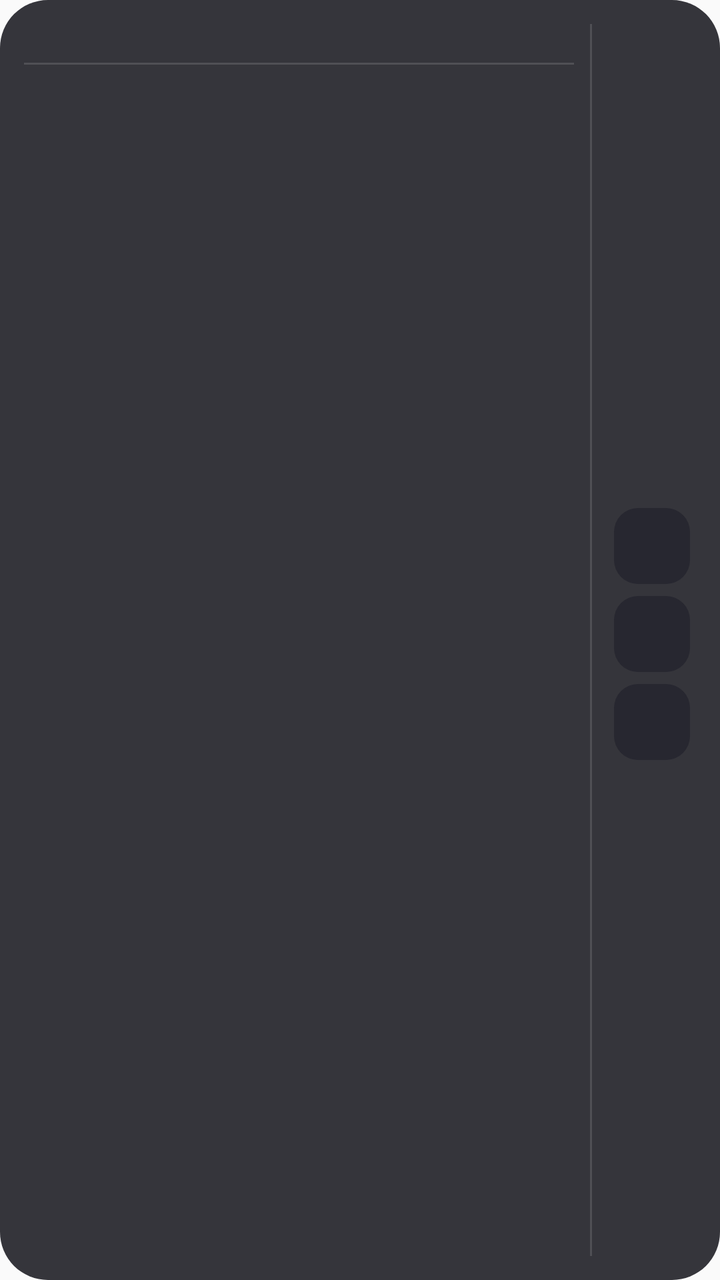
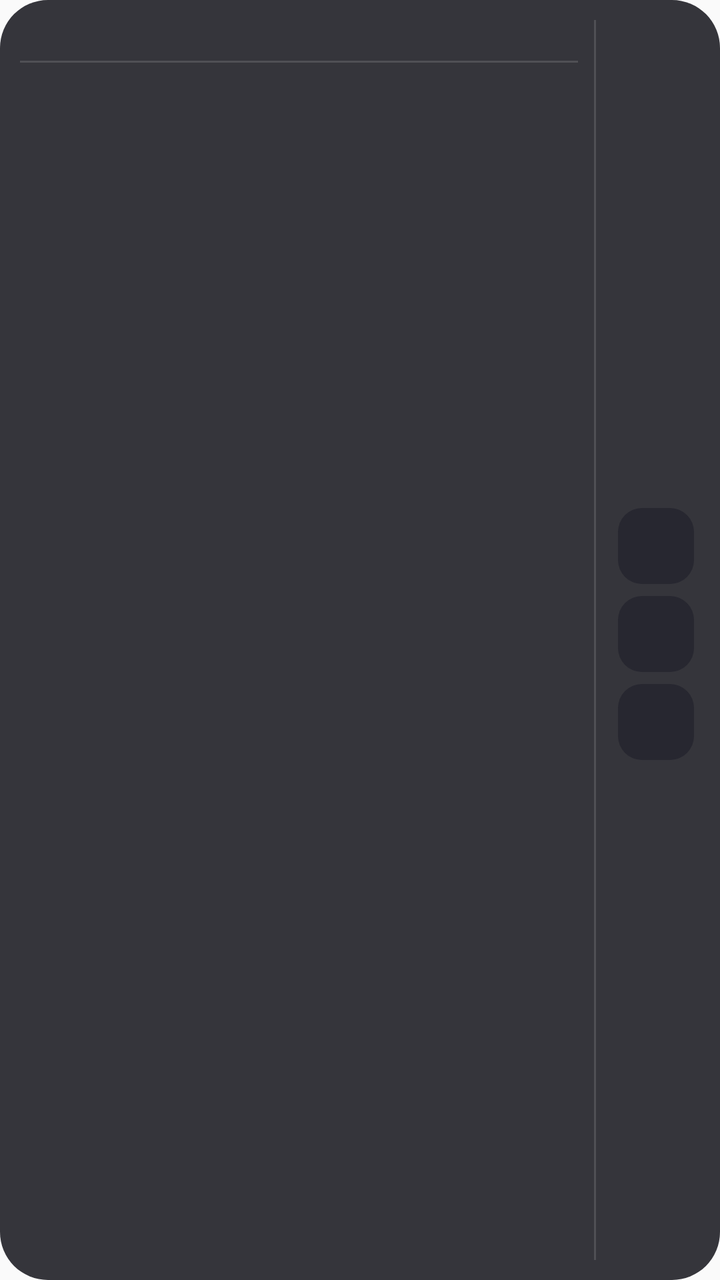

Two renders of the same Android screen: before a commit and after it. Below are the layout's source before the change and the commit's diff.
<!-- AndroidManifest.xml: application theme android:Theme.Material.Light.NoActionBar -->
<!-- res/layout/widget_category_dock.xml -->
<?xml version="1.0" encoding="utf-8"?>
<LinearLayout xmlns:android="http://schemas.android.com/apk/res/android"
    android:layout_width="match_parent"
    android:layout_height="match_parent"
    android:background="@drawable/widget_background"
    android:orientation="horizontal"
    android:padding="12dp">

    
    <LinearLayout
        android:layout_width="0dp"
        android:layout_height="match_parent"
        android:layout_weight="1"
        android:orientation="vertical">

        
        <TextView
            android:id="@+id/widget_category_title"
            android:layout_width="match_parent"
            android:layout_height="wrap_content"
            android:ellipsize="end"
            android:maxLines="1"
            android:paddingStart="4dp"
            android:paddingEnd="4dp"
            android:paddingBottom="3dp"
            android:textColor="#E2E8F0"
            android:textSize="12sp"
            android:textStyle="bold" />

        
        <ImageView
            android:id="@+id/category_title_divider"
            android:layout_width="match_parent"
            android:layout_height="1dp"
            android:layout_marginBottom="4dp"
            android:background="#22FFFFFF" />

        
        <LinearLayout
            android:layout_width="match_parent"
            android:layout_height="0dp"
            android:layout_weight="1"
            android:gravity="center_vertical"
            android:orientation="horizontal">

            <ImageView
                android:id="@+id/app_icon_0"
                android:layout_width="0dp"
                android:layout_height="match_parent"
                android:layout_weight="1"
                android:padding="6dp"
                android:scaleType="fitCenter" />

            <ImageView
                android:id="@+id/app_icon_1"
                android:layout_width="0dp"
                android:layout_height="match_parent"
                android:layout_weight="1"
                android:padding="6dp"
                android:scaleType="fitCenter" />

            <ImageView
                android:id="@+id/app_icon_2"
                android:layout_width="0dp"
                android:layout_height="match_parent"
                android:layout_weight="1"
                android:padding="6dp"
                android:scaleType="fitCenter" />

            <ImageView
                android:id="@+id/app_icon_3"
                android:layout_width="0dp"
                android:layout_height="match_parent"
                android:layout_weight="1"
                android:padding="6dp"
                android:scaleType="fitCenter" />
        </LinearLayout>

        
        <LinearLayout
            android:layout_width="match_parent"
            android:layout_height="0dp"
            android:layout_weight="1"
            android:gravity="center_vertical"
            android:orientation="horizontal">

            <ImageView
                android:id="@+id/app_icon_4"
                android:layout_width="0dp"
                android:layout_height="match_parent"
                android:layout_weight="1"
                android:padding="6dp"
                android:scaleType="fitCenter" />

            <ImageView
                android:id="@+id/app_icon_5"
                android:layout_width="0dp"
                android:layout_height="match_parent"
                android:layout_weight="1"
                android:padding="6dp"
                android:scaleType="fitCenter" />

            <ImageView
                android:id="@+id/app_icon_6"
                android:layout_width="0dp"
                android:layout_height="match_parent"
                android:layout_weight="1"
                android:padding="6dp"
                android:scaleType="fitCenter" />

            <ImageView
                android:id="@+id/app_icon_7"
                android:layout_width="0dp"
                android:layout_height="match_parent"
                android:layout_weight="1"
                android:padding="6dp"
                android:scaleType="fitCenter" />
        </LinearLayout>
    </LinearLayout>

    
    <ImageView
        android:layout_width="1dp"
        android:layout_height="match_parent"
        android:layout_marginStart="8dp"
        android:layout_marginEnd="8dp"
        android:background="#22FFFFFF" />

    
    <LinearLayout
        android:layout_width="44dp"
        android:layout_height="match_parent"
        android:gravity="center"
        android:orientation="vertical">

        <FrameLayout
            android:id="@+id/cat_container_0"
            android:layout_width="38dp"
            android:layout_height="38dp"
            android:layout_marginBottom="6dp">

            <ImageView
                android:id="@+id/cat_bg_0"
                android:layout_width="match_parent"
                android:layout_height="match_parent"
                android:src="@drawable/pill_inactive" />

            <TextView
                android:id="@+id/cat_text_0"
                android:layout_width="match_parent"
                android:layout_height="match_parent"
                android:gravity="center"
                android:textColor="#FFFFFF"
                android:textSize="13sp"
                android:textStyle="bold" />
        </FrameLayout>

        <FrameLayout
            android:id="@+id/cat_container_1"
            android:layout_width="38dp"
            android:layout_height="38dp"
            android:layout_marginBottom="6dp">

            <ImageView
                android:id="@+id/cat_bg_1"
                android:layout_width="match_parent"
                android:layout_height="match_parent"
                android:src="@drawable/pill_inactive" />

            <TextView
                android:id="@+id/cat_text_1"
                android:layout_width="match_parent"
                android:layout_height="match_parent"
                android:gravity="center"
                android:textColor="#FFFFFF"
                android:textSize="13sp"
                android:textStyle="bold" />
        </FrameLayout>

        <FrameLayout
            android:id="@+id/cat_container_2"
            android:layout_width="38dp"
            android:layout_height="38dp"
            android:layout_marginBottom="6dp">

            <ImageView
                android:id="@+id/cat_bg_2"
                android:layout_width="match_parent"
                android:layout_height="match_parent"
                android:src="@drawable/pill_inactive" />

            <TextView
                android:id="@+id/cat_text_2"
                android:layout_width="match_parent"
                android:layout_height="match_parent"
                android:gravity="center"
                android:textColor="#FFFFFF"
                android:textSize="13sp"
                android:textStyle="bold" />
        </FrameLayout>

        <FrameLayout
            android:id="@+id/cat_container_3"
            android:layout_width="38dp"
            android:layout_height="38dp"
            android:visibility="gone">

            <ImageView
                android:id="@+id/cat_bg_3"
                android:layout_width="match_parent"
                android:layout_height="match_parent"
                android:src="@drawable/pill_inactive" />

            <TextView
                android:id="@+id/cat_text_3"
                android:layout_width="match_parent"
                android:layout_height="match_parent"
                android:gravity="center"
                android:textColor="#FFFFFF"
                android:textSize="13sp"
                android:textStyle="bold" />
        </FrameLayout>
    </LinearLayout>
</LinearLayout>
<!-- resources referenced by this layout -->
<resources>
  <!-- drawable pill_inactive (drawable) -->
  <?xml version="1.0" encoding="utf-8"?>
  <shape xmlns:android="http://schemas.android.com/apk/res/android"
      android:shape="rectangle">
      <solid android:color="#FF272730" />
      <corners android:radius="12dp" />
  </shape>
  <!-- drawable widget_background (drawable) -->
  <?xml version="1.0" encoding="utf-8"?>
  <shape xmlns:android="http://schemas.android.com/apk/res/android"
      android:shape="rectangle">
      <solid android:color="#DD18181F" />
      <corners android:radius="24dp" />
  </shape>
</resources>

<!-- the commit's change to res/layout/widget_category_dock.xml (unified diff, before → after) -->
@@ -4,7 +4,7 @@
     android:layout_height="match_parent"
     android:background="@drawable/widget_background"
     android:orientation="horizontal"
-    android:padding="12dp">
+    android:padding="10dp">
 
     
     <LinearLayout
@@ -13,7 +13,6 @@
         android:layout_weight="1"
         android:orientation="vertical">
 
-        
         <TextView
             android:id="@+id/widget_category_title"
             android:layout_width="match_parent"
@@ -22,12 +21,11 @@
             android:maxLines="1"
             android:paddingStart="4dp"
             android:paddingEnd="4dp"
-            android:paddingBottom="3dp"
+            android:paddingBottom="4dp"
             android:textColor="#E2E8F0"
             android:textSize="12sp"
             android:textStyle="bold" />
 
-        
         <ImageView
             android:id="@+id/category_title_divider"
             android:layout_width="match_parent"
@@ -36,89 +34,17 @@
             android:background="#22FFFFFF" />
 
         
-        <LinearLayout
+        <GridView
+            android:id="@+id/app_grid_view"
             android:layout_width="match_parent"
-            android:layout_height="0dp"
-            android:layout_weight="1"
-            android:gravity="center_vertical"
-            android:orientation="horizontal">
-
-            <ImageView
-                android:id="@+id/app_icon_0"
-                android:layout_width="0dp"
-                android:layout_height="match_parent"
-                android:layout_weight="1"
-                android:padding="6dp"
-                android:scaleType="fitCenter" />
-
-            <ImageView
-                android:id="@+id/app_icon_1"
-                android:layout_width="0dp"
-                android:layout_height="match_parent"
-                android:layout_weight="1"
-                android:padding="6dp"
-                android:scaleType="fitCenter" />
-
-            <ImageView
-                android:id="@+id/app_icon_2"
-                android:layout_width="0dp"
-                android:layout_height="match_parent"
-                android:layout_weight="1"
-                android:padding="6dp"
-                android:scaleType="fitCenter" />
-
-            <ImageView
-                android:id="@+id/app_icon_3"
-                android:layout_width="0dp"
-                android:layout_height="match_parent"
-                android:layout_weight="1"
-                android:padding="6dp"
-                android:scaleType="fitCenter" />
-        </LinearLayout>
-
-        
-        <LinearLayout
-            android:layout_width="match_parent"
-            android:layout_height="0dp"
-            android:layout_weight="1"
-            android:gravity="center_vertical"
-            android:orientation="horizontal">
-
-            <ImageView
-                android:id="@+id/app_icon_4"
-                android:layout_width="0dp"
-                android:layout_height="match_parent"
-                android:layout_weight="1"
-                android:padding="6dp"
-                android:scaleType="fitCenter" />
-
-            <ImageView
-                android:id="@+id/app_icon_5"
-                android:layout_width="0dp"
-                android:layout_height="match_parent"
-                android:layout_weight="1"
-                android:padding="6dp"
-                android:scaleType="fitCenter" />
-
-            <ImageView
-                android:id="@+id/app_icon_6"
-                android:layout_width="0dp"
-                android:layout_height="match_parent"
-                android:layout_weight="1"
-                android:padding="6dp"
-                android:scaleType="fitCenter" />
-
-            <ImageView
-                android:id="@+id/app_icon_7"
-                android:layout_width="0dp"
-                android:layout_height="match_parent"
-                android:layout_weight="1"
-                android:padding="6dp"
-                android:scaleType="fitCenter" />
-        </LinearLayout>
+            android:layout_height="match_parent"
+            android:numColumns="4"
+            android:verticalSpacing="2dp"
+            android:horizontalSpacing="2dp"
+            android:stretchMode="columnWidth"
+            android:gravity="center" />
     </LinearLayout>
 
-    
     <ImageView
         android:layout_width="1dp"
         android:layout_height="match_parent"
@@ -128,6 +54,7 @@
 
     
     <LinearLayout
+        android:id="@+id/sidebar_container"
         android:layout_width="44dp"
         android:layout_height="match_parent"
         android:gravity="center"
